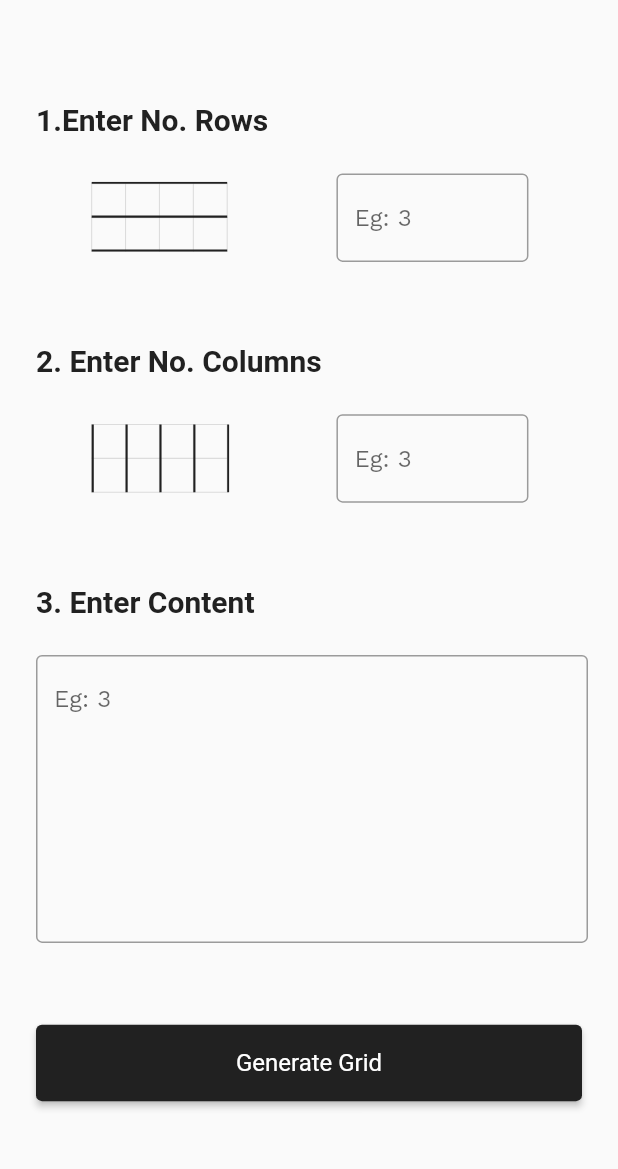
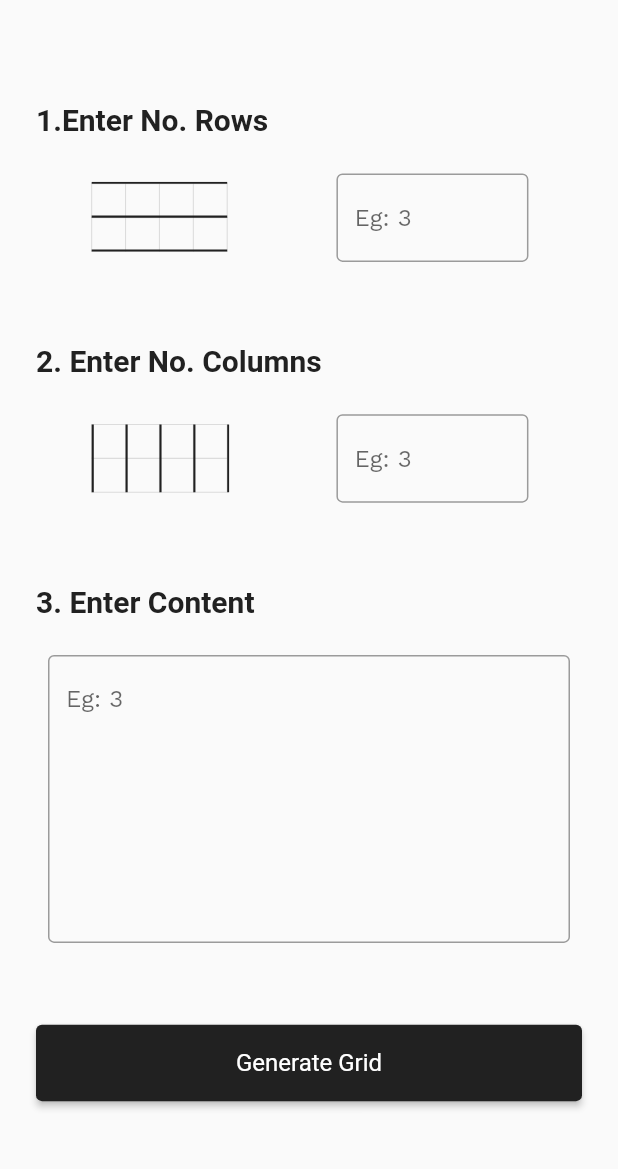
Before and after one commit to vysakhck/the-grid, a Flutter app: the screen it shows after launch, on a phone screen of 412 x 824 dp, the part 58-1227 px from its top. Run offline on Flutter 3.47's test engine with Material 2 defaults, Android fonts, the light colour scheme and no system bars; our stand-ins replace flutter_svg, google_fonts; missing offline and left inert: rive_splash_screen.

Commit message:
fix: input box width & overflow error on keyboard open

```diff
--- a/lib/screens/input_screen.dart
+++ b/lib/screens/input_screen.dart
@@ -26,6 +26,7 @@ class InputScreen extends StatelessWidget {
         elevation: 0,
       ),
       body: InputBody(),
+      resizeToAvoidBottomInset: false,
     );
   }
 }
@@ -107,7 +108,7 @@ class InputBody extends StatelessWidget {
     required TextEditingController controller,
   }) {
     TextStyle? headline6 = Theme.of(ctx).textTheme.headline6;
-
+    Size size = MediaQuery.of(ctx).size;
     return Column(
       crossAxisAlignment: CrossAxisAlignment.start,
       children: [
@@ -120,7 +121,7 @@ class InputBody extends StatelessWidget {
           children: [
             if (icon != null) SvgPicture.asset(icon, height: 48),
             SizedBox(
-              width: icon == null ? 368 : 128,
+              width: icon == null ? size.width - 64 : 128,
               child: TextField(
                 textAlignVertical: TextAlignVertical.top,
                 maxLines: icon == null ? 8 : 1,
```
